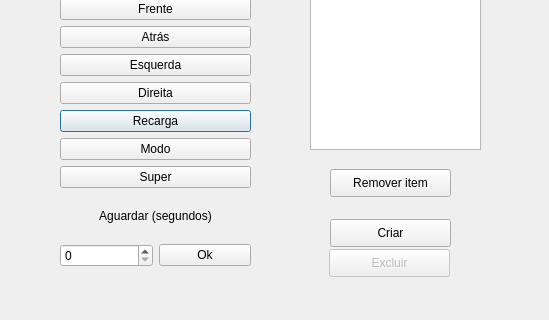
Qt form smartvacuum/routinesdialog.ui (willianbrun/smartvacuum) before a commit; both pictures show x 0 to 549 and y 161 to 481 of the 549 by 481 pixel window.
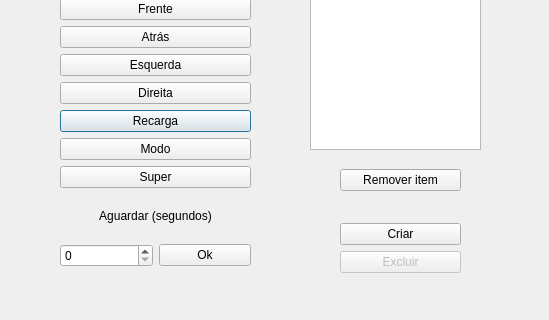
The same form after that commit.

The edit to the form file:
```diff
--- a/smartvacuum/routinesdialog.ui
+++ b/smartvacuum/routinesdialog.ui
@@ -172,19 +172,6 @@
     </rect>
    </property>
   </widget>
-  <widget class="QPushButton" name="createEdit_pushButton">
-   <property name="geometry">
-    <rect>
-     <x>330</x>
-     <y>380</y>
-     <width>121</width>
-     <height>28</height>
-    </rect>
-   </property>
-   <property name="text">
-    <string>Criar</string>
-   </property>
-  </widget>
   <widget class="QComboBox" name="routine_comboBox">
    <property name="geometry">
     <rect>
@@ -213,34 +200,54 @@
     <string>Rotina</string>
    </property>
   </widget>
-  <widget class="QPushButton" name="delete_pushButton">
-   <property name="enabled">
-    <bool>false</bool>
-   </property>
+  <widget class="QWidget" name="gridLayoutWidget_2">
    <property name="geometry">
     <rect>
-     <x>329</x>
-     <y>410</y>
-     <width>121</width>
-     <height>28</height>
-    </rect>
-   </property>
-   <property name="text">
-    <string>Excluir</string>
-   </property>
-  </widget>
-  <widget class="QPushButton" name="remove_pushButton">
-   <property name="geometry">
-    <rect>
-     <x>330</x>
+     <x>340</x>
      <y>330</y>
      <width>121</width>
-     <height>28</height>
+     <height>104</height>
     </rect>
    </property>
-   <property name="text">
-    <string>Remover item</string>
-   </property>
+   <layout class="QGridLayout" name="gridLayout_2">
+    <item row="1" column="0">
+     <widget class="QPushButton" name="remove_pushButton">
+      <property name="text">
+       <string>Remover item</string>
+      </property>
+     </widget>
+    </item>
+    <item row="5" column="0">
+     <widget class="QPushButton" name="delete_pushButton">
+      <property name="enabled">
+       <bool>false</bool>
+      </property>
+      <property name="text">
+       <string>Excluir</string>
+      </property>
+     </widget>
+    </item>
+    <item row="2" column="0">
+     <spacer name="verticalSpacer">
+      <property name="orientation">
+       <enum>Qt::Vertical</enum>
+      </property>
+      <property name="sizeHint" stdset="0">
+       <size>
+        <width>20</width>
+        <height>40</height>
+       </size>
+      </property>
+     </spacer>
+    </item>
+    <item row="3" column="0">
+     <widget class="QPushButton" name="createEdit_pushButton">
+      <property name="text">
+       <string>Criar</string>
+      </property>
+     </widget>
+    </item>
+   </layout>
   </widget>
  </widget>
  <resources/>
```
Left out of the diff: 2 changed lines with no effect on the pictures.
